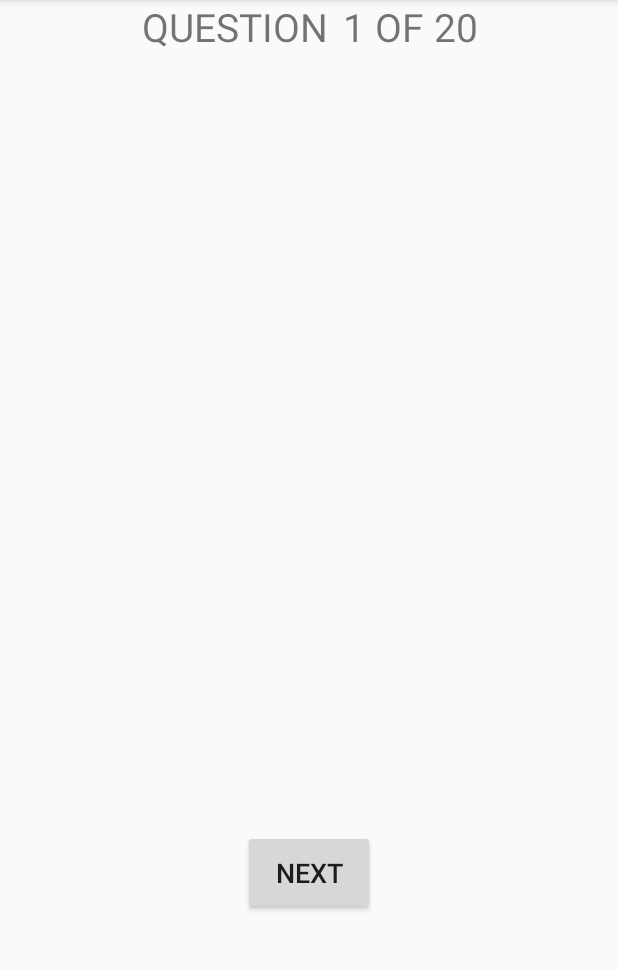
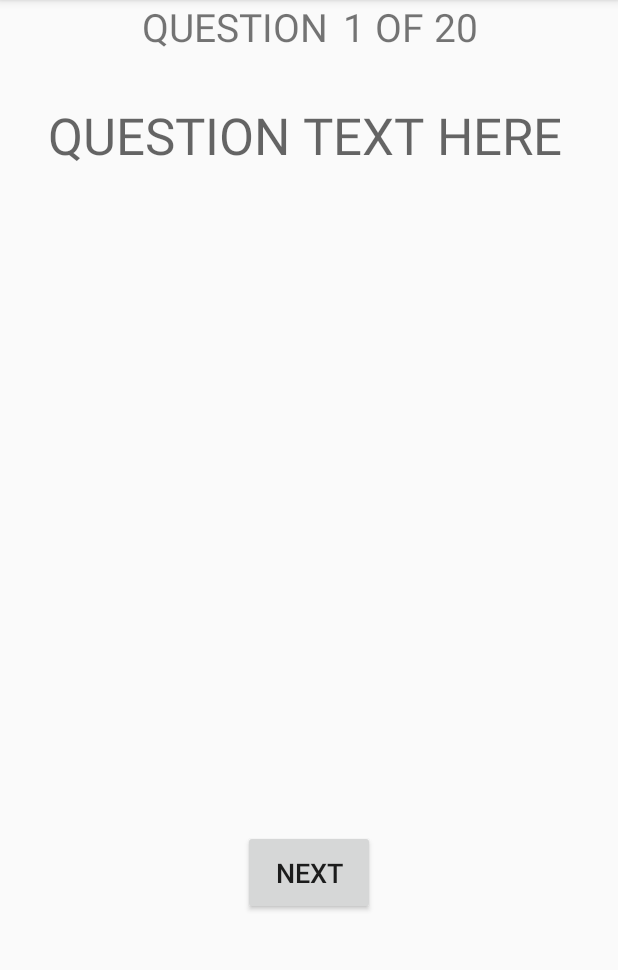
Before and after one commit to Darrennchan8/quizard, an Android app: the QuestionView screen opened directly, with no data from a screen before it, on a phone screen of 412 x 824 dp, the part 84-1054 px from its top. Run offline under Robolectric (Android 15) with nearby library versions, the phone set to English and light mode, and no system bars; our stand-ins replace Firebase (no records; nobody signed in at launch, a user with empty details on screens opened directly); 3 statements that could not run were skipped.

Commit message:
Page adapter functionality completed to display question text but not question options

```diff
--- a/app/src/main/java/cmsc355/groupF/quizard/QuestionView.java
+++ b/app/src/main/java/cmsc355/groupF/quizard/QuestionView.java
@@ -1,8 +1,21 @@
 package cmsc355.groupF.quizard;
 
+import android.content.Context;
 import android.os.Bundle;
+import android.support.design.widget.Snackbar;
+import android.support.v4.view.ViewPager;
 import android.support.v7.app.AppCompatActivity;
 import android.support.v7.widget.Toolbar;
+import android.util.Log;
+import android.view.inputmethod.InputMethodManager;
+
+import com.google.firebase.database.DatabaseError;
+import com.google.firebase.database.DatabaseReference;
+
+import java.util.List;
+
+import cmsc355.groupF.quizard.quiz.Quiz;
+import cmsc355.groupF.quizard.quiz.QuizUtils;
 
 public class QuestionView extends AppCompatActivity {
 
@@ -10,9 +23,69 @@ public class QuestionView extends AppCompatActivity {
     protected void onCreate(Bundle savedInstanceState) {
         super.onCreate(savedInstanceState);
         setContentView(R.layout.activity_question_view);
-//        Toolbar toolbar = findViewById(R.id.toolbar);
-//        setSupportActionBar(toolbar);
+        final QuestionViewPageAdapter questionViewPageAdapter = new QuestionViewPageAdapter(getSupportFragmentManager());
+        final ViewPager viewPager = findViewById(R.id.root_view);
+        QuizUtils.getAllQuizzes(new QuizUtils.QuizQueryCallback() {
+            @Override
+            public void onLoad(List<Quiz> quizzes) {
+                Quiz current = quizzes.get(0);
+                questionViewPageAdapter.populateQuiz(current);
+                viewPager.setAdapter(questionViewPageAdapter);
+            }
 
+            @Override
+            public void onError(DatabaseError err) {
+
+            }
+        });
+
+
+        viewPager.addOnPageChangeListener(new ViewPager.OnPageChangeListener() {
+            private int currPage = 0;
+
+            @Override
+            public void onPageScrolled(int position, float positionOffset, int positionOffsetPixels) {
+            }
+
+            @Override
+            public void onPageSelected(int position) {
+                questionViewPageAdapter.getItem(currPage).onPause();
+                questionViewPageAdapter.getItem(position).onResume();
+                currPage = position;
+            }
+
+            @Override
+            public void onPageScrollStateChanged(int state) {
+                if (state == ViewPager.SCROLL_STATE_IDLE) {
+                    viewPager.requestFocus();
+                    InputMethodManager Ime = ((InputMethodManager)getSystemService(Context.INPUT_METHOD_SERVICE));
+                    if (Ime != null) {
+                        Ime.hideSoftInputFromWindow(viewPager.getWindowToken(), 0);
+                    }
+                }
+            }
+        });
+
+//BELOW HERE IS FOR WHEN SUBMITTING THE QUIZ ANSWERS I THINK
+//        questionViewPageAdapter.setOnSubmitListener(new QuestionViewPageAdapter.OnSubmitListener() {
+//            @Override
+//            public void onSubmit(Quiz quiz) {
+//                final Snackbar loadingBar = Snackbar.make(viewPager, R.string.publishing_quiz, Snackbar.LENGTH_INDEFINITE);
+//                loadingBar.show();
+//                QuizUtils.publish(quiz, new DatabaseReference.CompletionListener() {
+//                    @Override
+//                    public void onComplete(DatabaseError databaseError, DatabaseReference databaseReference) {
+//                        loadingBar.dismiss();
+//                        if (databaseError == null) {
+//                            setResult(CreateQuizActivity.Status.PUBLISHED);
+//                            finish();
+//                        } else {
+//                            Log.e(getClass().getName(), databaseError.toString());
+//                            Snackbar.make(viewPager, R.string.error_publishing_quiz, Snackbar.LENGTH_LONG).show();
+//                        }
+//                    }
+//                });
+//            }
+//        });
     }
-
 }
--- a/app/src/main/java/cmsc355/groupF/quizard/QuestionViewFragment.java
+++ b/app/src/main/java/cmsc355/groupF/quizard/QuestionViewFragment.java
@@ -23,17 +23,14 @@ import cmsc355.groupF.quizard.quiz.QuizUtils;
 public class QuestionViewFragment extends Fragment {
 
     private Question mQuestion;
-    private int mIndex;
 
     public QuestionViewFragment() {
-        mQuestion = new Question();
-        mIndex = 1;
+        this(new Question());
     }
 
     //ANDROID STUDIO WARNS THAT THIS CONSTRUCTOR SHOULD NOT BE USED
-    public QuestionViewFragment(Question question, int index) {
+    public QuestionViewFragment(Question question) {
         mQuestion = question;
-        mIndex = index;
     }
 
 
@@ -49,29 +46,14 @@ public class QuestionViewFragment extends Fragment {
     @SuppressWarnings("ConstantConditions")
     public void onStart() {
         super.onStart();
-        QuizUtils.getAllQuizzes(new QuizUtils.QuizQueryCallback() {
-            @Override
-            public void onLoad(List<Quiz> quizzes) {
-                Quiz current = quizzes.get(0);
-                fragmentBuild(current, 1);
-            }
-
-            @Override
-            public void onError(DatabaseError err) {
-
-            }
-        });
+        fragmentBuild(mQuestion);
     }
 
-    public void fragmentBuild(Quiz quiz, int index) {
-        List<Question> currentQs = quiz.getQuestions();
-        String currentQuestion = currentQs.get(0).getQuestionText();
+    public void fragmentBuild(Question question) {
+//        List<Question> currentQs = quiz.getQuestions();
+//        String currentQuestion = currentQs.get(0).getQuestionText();
         TextView questionText = getView().findViewById(R.id.question_text);
-        questionText.setText(currentQuestion);
-        TextView questionNum = getView().findViewById(R.id.question_num);
-        questionNum.setText(Integer.toString(index));
-        TextView questionTotal = getView().findViewById(R.id.num_questions);
-        questionTotal.setText(Integer.toString(currentQs.size()));
+        questionText.setText(question.getQuestionText());
 
     }
 
--- a/app/src/main/res/layout/activity_question_view.xml
+++ b/app/src/main/res/layout/activity_question_view.xml
@@ -1,25 +1,9 @@
 <?xml version="1.0" encoding="utf-8"?>
-<LinearLayout xmlns:android="http://schemas.android.com/apk/res/android"
-    xmlns:app="http://schemas.android.com/apk/res-auto"
-    xmlns:tools="http://schemas.android.com/tools"
+<android.support.v4.view.ViewPager
+    xmlns:android="http://schemas.android.com/apk/res/android"
     android:layout_width="match_parent"
     android:layout_height="match_parent"
-    android:orientation="vertical"
-    tools:context="cmsc355.groupF.quizard.QuestionView">
-
-    <android.support.design.widget.AppBarLayout
-        android:layout_width="match_parent"
-        android:layout_height="wrap_content"
-        android:theme="@style/AppTheme.AppBarOverlay">
-
-    </android.support.design.widget.AppBarLayout>
-
-    <fragment
-        android:layout_width="match_parent"
-        android:layout_height="match_parent"
-        android:name="cmsc355.groupF.quizard.QuestionViewFragment"
-        android:id="@+id/question_view"
-        >
-    </fragment>
-
-</LinearLayout>
+    android:focusable="true"
+    android:focusableInTouchMode="true"
+    android:id="@+id/root_view">
+</android.support.v4.view.ViewPager>
```
Also changed, not shown: app/src/main/java/cmsc355/groupF/quizard/QuestionViewPageAdapter.java (+5 -9 lines).
